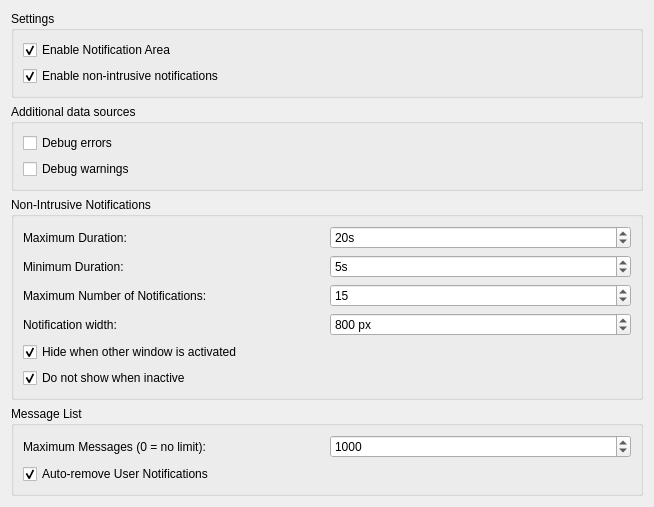
Qt form src/Gui/PreferencePages/DlgSettingsNotificationArea.ui (southseact-3d/fcd) before a commit.
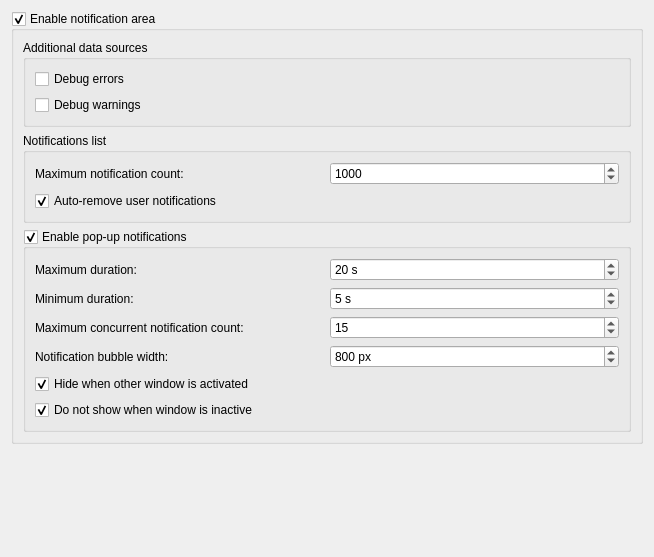
The same form after that commit. Custom widgets are drawn as their Qt base class.

Commit message:
Improve Notification Area settings (#15207)
* Initial UI mockup for notification area settings

* First iteration of adapting the code to the Notification area settings UI reorg

* Remove redundant code to enable/disable widgets

* Reorganize notification area settings UI, improve settings and tooltips text

* Auto-wrap tooltips, add tooltips for each group

* Remove trailing space

* Fix merge error

* Further fixes from merge error

---------

Patch:
```diff
--- a/src/Gui/PreferencePages/DlgSettingsNotificationArea.ui
+++ b/src/Gui/PreferencePages/DlgSettingsNotificationArea.ui
@@ -7,7 +7,7 @@
     <x>0</x>
     <y>0</y>
     <width>654</width>
-    <height>375</height>
+    <height>557</height>
    </rect>
   </property>
   <property name="windowTitle">
@@ -15,109 +15,38 @@
   </property>
   <layout class="QGridLayout" name="gridLayout_2">
    <item row="0" column="0">
-    <widget class="QGroupBox" name="GroupBox11">
+    <widget class="QGroupBox" name="NotificationAreaEnabled">
+     <property name="toolTip">
+      <string>&lt;html&gt;&lt;head/&gt;&lt;body&gt;&lt;p&gt;If checked, show the notification area in the status bar: a button with the current notification count, which can expand the detailed notification list. Optionally, with additional pop-up notifications.&lt;/p&gt;&lt;/body&gt;&lt;/html&gt;</string>
+     </property>
      <property name="title">
-      <string>Settings</string>
+      <string>Enable notification area</string>
+     </property>
+     <property name="checkable">
+      <bool>true</bool>
      </property>
      <layout class="QGridLayout" name="gridLayout">
-      <item row="0" column="0">
-       <widget class="Gui::PrefCheckBox" name="NotificationAreaEnabled">
-        <property name="toolTip">
-         <string>The Notification area will appear in the status bar</string>
-        </property>
-        <property name="text">
-         <string>Enable Notification Area</string>
-        </property>
-        <property name="checked">
-         <bool>true</bool>
-        </property>
-        <property name="prefEntry" stdset="0">
-         <cstring>NotificationAreaEnabled</cstring>
-        </property>
-        <property name="prefPath" stdset="0">
-         <cstring>NotificationArea</cstring>
-        </property>
-       </widget>
-      </item>
-      <item row="1" column="0">
-       <widget class="Gui::PrefCheckBox" name="NonIntrusiveNotificationsEnabled">
-        <property name="toolTip">
-         <string>Non-intrusive notifications will appear next to the notification area in the status bar</string>
-        </property>
-        <property name="text">
-         <string>Enable non-intrusive notifications</string>
-        </property>
-        <property name="checked">
-         <bool>true</bool>
-        </property>
-        <property name="prefEntry" stdset="0">
-         <cstring>NonIntrusiveNotificationsEnabled</cstring>
-        </property>
-        <property name="prefPath" stdset="0">
-         <cstring>NotificationArea</cstring>
-        </property>
-       </widget>
-      </item>
-     </layout>
-    </widget>
-   </item>
-   <item row="1" column="0">
-    <widget class="QGroupBox" name="GroupBoxSubscriptions">
-     <property name="title">
-      <string>Additional data sources</string>
-     </property>
-     <layout class="QGridLayout" name="gridLayout_1">
-      <item row="0" column="0">
-       <widget class="Gui::PrefCheckBox" name="developerErrorSubscriptionEnabled">
-        <property name="toolTip">
-         <string>Errors intended for developers will appear in the notification area</string>
-        </property>
-        <property name="text">
-         <string>Debug errors</string>
-        </property>
-        <property name="checked">
-         <bool>false</bool>
-        </property>
-        <property name="prefEntry" stdset="0">
-         <cstring>DeveloperErrorSubscriptionEnabled</cstring>
-        </property>
-        <property name="prefPath" stdset="0">
-         <cstring>NotificationArea</cstring>
-        </property>
-       </widget>
-      </item>
-      <item row="1" column="0">
-       <widget class="Gui::PrefCheckBox" name="developerWarningSubscriptionEnabled">
-        <property name="toolTip">
-         <string>Warnings intended for developers will appear in the notification area</string>
-        </property>
-        <property name="text">
-         <string>Debug warnings</string>
-        </property>
-        <property name="checked">
-         <bool>false</bool>
-        </property>
-        <property name="prefEntry" stdset="0">
-         <cstring>DeveloperWarningSubscriptionEnabled</cstring>
-        </property>
-        <property name="prefPath" stdset="0">
-         <cstring>NotificationArea</cstring>
-        </property>
-       </widget>
-      </item>
-     </layout>
-    </widget>
-   </item>
    <item row="2" column="0">
-    <widget class="QGroupBox" name="groupBox">
+       <widget class="QGroupBox" name="NonIntrusiveNotificationsEnabled">
+        <property name="toolTip">
+         <string>If checked, non-intrusive pop-up notifications will appear above the status bar, around the notification area. Pop-up notifications can be manually dismissed by clicking on them, and also automatically dismissed by specifying a maximum and minimum duration for them to be displayed.
+
+Additionally, pop-up notifications can be disabled. In this case the user can still use the notification area as a quick-access location to view notifications, without the distracton of an additional pop-up.</string>
+        </property>
      <property name="title">
-      <string>Non-Intrusive Notifications</string>
+         <string>Enable pop-up notifications</string>
+        </property>
+        <property name="checkable">
+         <bool>true</bool>
+        </property>
+        <property name="checked">
+         <bool>true</bool>
      </property>
      <layout class="QGridLayout" name="gridLayout_3">
       <item row="1" column="0">
        <widget class="QLabel" name="label_2">
         <property name="text">
-         <string>Minimum Duration:</string>
+            <string>Minimum duration:</string>
         </property>
        </widget>
       </item>
@@ -127,17 +56,17 @@
          <string/>
         </property>
         <property name="text">
-         <string>Maximum Duration:</string>
+            <string>Maximum duration:</string>
         </property>
        </widget>
       </item>
       <item row="0" column="1">
        <widget class="Gui::PrefSpinBox" name="maxDuration">
         <property name="toolTip">
-         <string>Duration during which the notification will be shown (unless mouse buttons are clicked)</string>
+            <string>&lt;html&gt;&lt;head/&gt;&lt;body&gt;&lt;p&gt;Maximum amount of time the notification will be shown (unless mouse buttons are clicked). It also controls when user notifications will be removed if the &amp;quot;Auto-remove user notifications&amp;quot; setting is checked.&lt;/p&gt;&lt;/body&gt;&lt;/html&gt;</string>
         </property>
         <property name="suffix">
-         <string>s</string>
+            <string> s</string>
         </property>
         <property name="minimum">
          <number>0</number>
@@ -159,10 +88,10 @@
       <item row="1" column="1">
        <widget class="Gui::PrefSpinBox" name="minDuration">
         <property name="toolTip">
-         <string>Minimum duration during which the notification will be shown (unless notification clicked)</string>
+            <string>&lt;html&gt;&lt;head/&gt;&lt;body&gt;&lt;p&gt;Minimum amount of time the notification will be shown (unless the notification bubble is dismissed by clicking on it).&lt;/p&gt;&lt;/body&gt;&lt;/html&gt;</string>
         </property>
         <property name="suffix">
-         <string>s</string>
+            <string> s</string>
         </property>
         <property name="value">
          <number>5</number>
@@ -178,14 +107,14 @@
       <item row="2" column="0">
        <widget class="QLabel" name="label_3">
         <property name="text">
-         <string>Maximum Number of Notifications:</string>
+            <string>Maximum concurrent notification count:</string>
         </property>
        </widget>
       </item>
       <item row="2" column="1">
        <widget class="Gui::PrefSpinBox" name="maxNotifications">
         <property name="toolTip">
-         <string>Maximum number of notifications that will be simultaneously present on the screen</string>
+            <string>Maximum number of notifications that will be simultaneously present on the notification bubble.</string>
         </property>
         <property name="value">
          <number>15</number>
@@ -201,18 +130,21 @@
       <item row="3" column="0">
        <widget class="QLabel" name="label_width">
         <property name="text">
-         <string>Notification width:</string>
+            <string>Notification bubble width:</string>
         </property>
        </widget>
       </item>
       <item row="3" column="1">
        <widget class="Gui::PrefSpinBox" name="notificationWidth">
         <property name="toolTip">
-         <string>Width of the notification in pixels</string>
+            <string>Width of the pop-up notification bubble in pixels.</string>
         </property>
         <property name="suffix">
          <string> px</string>
         </property>
+           <property name="prefix">
+            <string/>
+           </property>
         <property name="minimum">
          <number>300</number>
         </property>
@@ -233,7 +165,7 @@
       <item row="4" column="0">
        <widget class="Gui::PrefCheckBox" name="hideNonIntrusiveNotificationsWhenWindowDeactivated">
         <property name="toolTip">
-         <string>Any open non-intrusive notifications will disappear when another window is activated</string>
+            <string>Any open pop-up notifications will disappear when another window is activated.</string>
         </property>
         <property name="text">
          <string>Hide when other window is activated</string>
@@ -252,10 +184,10 @@
       <item row="5" column="0">
        <widget class="Gui::PrefCheckBox" name="preventNonIntrusiveNotificationsWhenWindowNotActive">
         <property name="toolTip">
-         <string>Prevent non-intrusive notifications from appearing when the FreeCAD Window is not the active window</string>
+            <string>Prevent pop-up notifications from appearing when the FreeCAD window is not the active window.</string>
         </property>
         <property name="text">
-         <string>Do not show when inactive</string>
+            <string>Do not show when window is inactive</string>
         </property>
         <property name="checked">
          <bool>true</bool>
@@ -271,16 +203,69 @@
      </layout>
     </widget>
    </item>
-   <item row="3" column="0">
+      <item row="0" column="0">
+       <widget class="QGroupBox" name="GroupBoxSubscriptions">
+        <property name="toolTip">
+         <string>Additional notification sources to show in the notification area.</string>
+        </property>
+        <property name="title">
+         <string>Additional data sources</string>
+        </property>
+        <layout class="QGridLayout" name="gridLayout_1">
+         <item row="0" column="0">
+          <widget class="Gui::PrefCheckBox" name="developerErrorSubscriptionEnabled">
+           <property name="toolTip">
+            <string>Errors intended for developers will appear in the notification area.</string>
+           </property>
+           <property name="text">
+            <string>Debug errors</string>
+           </property>
+           <property name="checked">
+            <bool>false</bool>
+           </property>
+           <property name="prefEntry" stdset="0">
+            <cstring>DeveloperErrorSubscriptionEnabled</cstring>
+           </property>
+           <property name="prefPath" stdset="0">
+            <cstring>NotificationArea</cstring>
+           </property>
+          </widget>
+         </item>
+         <item row="1" column="0">
+          <widget class="Gui::PrefCheckBox" name="developerWarningSubscriptionEnabled">
+           <property name="toolTip">
+            <string>Warnings intended for developers will appear in the notification area.</string>
+           </property>
+           <property name="text">
+            <string>Debug warnings</string>
+           </property>
+           <property name="checked">
+            <bool>false</bool>
+           </property>
+           <property name="prefEntry" stdset="0">
+            <cstring>DeveloperWarningSubscriptionEnabled</cstring>
+           </property>
+           <property name="prefPath" stdset="0">
+            <cstring>NotificationArea</cstring>
+           </property>
+          </widget>
+         </item>
+        </layout>
+       </widget>
+      </item>
+      <item row="1" column="0">
     <widget class="QGroupBox" name="groupBox_2">
+        <property name="toolTip">
+         <string>Controls the amount of notifications to show in the list.</string>
+        </property>
      <property name="title">
-      <string>Message List</string>
+         <string>Notifications list</string>
      </property>
      <layout class="QGridLayout" name="gridLayout_4">
       <item row="0" column="1">
        <widget class="Gui::PrefSpinBox" name="maxWidgetMessages">
         <property name="toolTip">
-         <string>Limit the number of messages that will be kept in the list. If 0 there is no limit.</string>
+            <string>Limits the number of notifications that will be kept in the list. If 0, there is no limit.</string>
         </property>
         <property name="maximum">
          <number>10000</number>
@@ -299,17 +284,17 @@
       <item row="0" column="0">
        <widget class="QLabel" name="label_4">
         <property name="text">
-         <string>Maximum Messages (0 = no limit):</string>
+            <string>Maximum notification count:</string>
         </property>
        </widget>
       </item>
       <item row="1" column="0">
        <widget class="Gui::PrefCheckBox" name="autoRemoveUserNotifications">
         <property name="toolTip">
-         <string>Removes the user notifications from the message list after the non-intrusive maximum duration has lapsed.</string>
+            <string>Removes the user notifications from the notifications list after the maximum duration for pop-up notifications has lapsed.</string>
         </property>
         <property name="text">
-         <string>Auto-remove User Notifications</string>
+            <string>Auto-remove user notifications</string>
         </property>
         <property name="checked">
          <bool>true</bool>
@@ -320,6 +305,9 @@
         <property name="prefPath" stdset="0">
          <cstring>NotificationArea</cstring>
         </property>
+          </widget>
+         </item>
+        </layout>
        </widget>
       </item>
      </layout>
```
Lines whose indentation alone changed are shown as unchanged. The commit also changes 2 other files.
